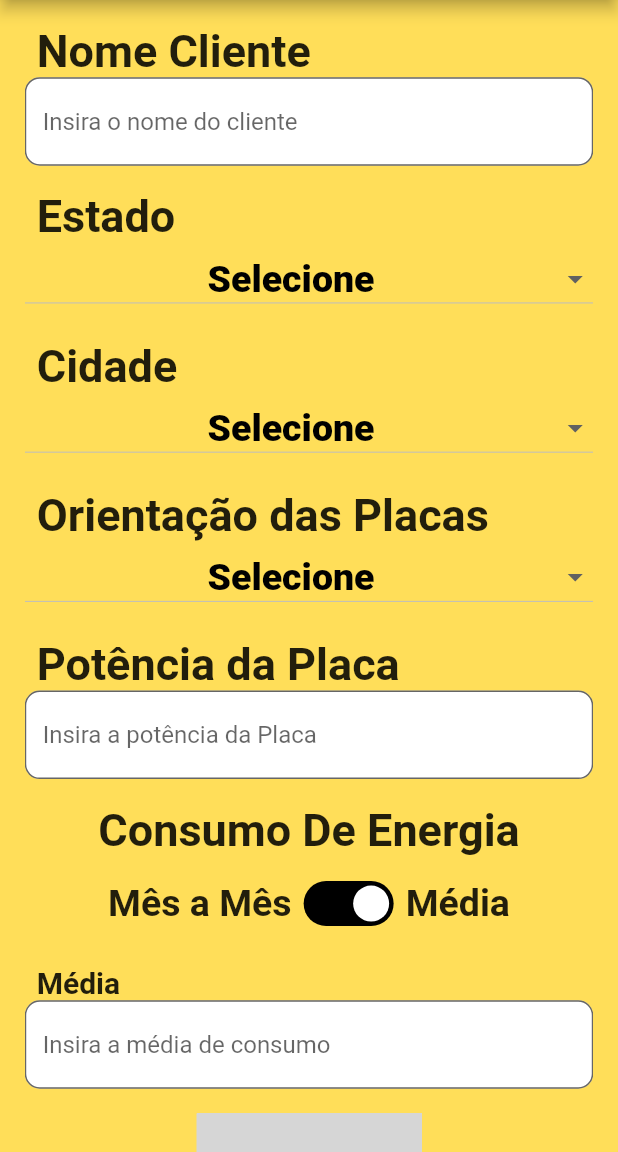
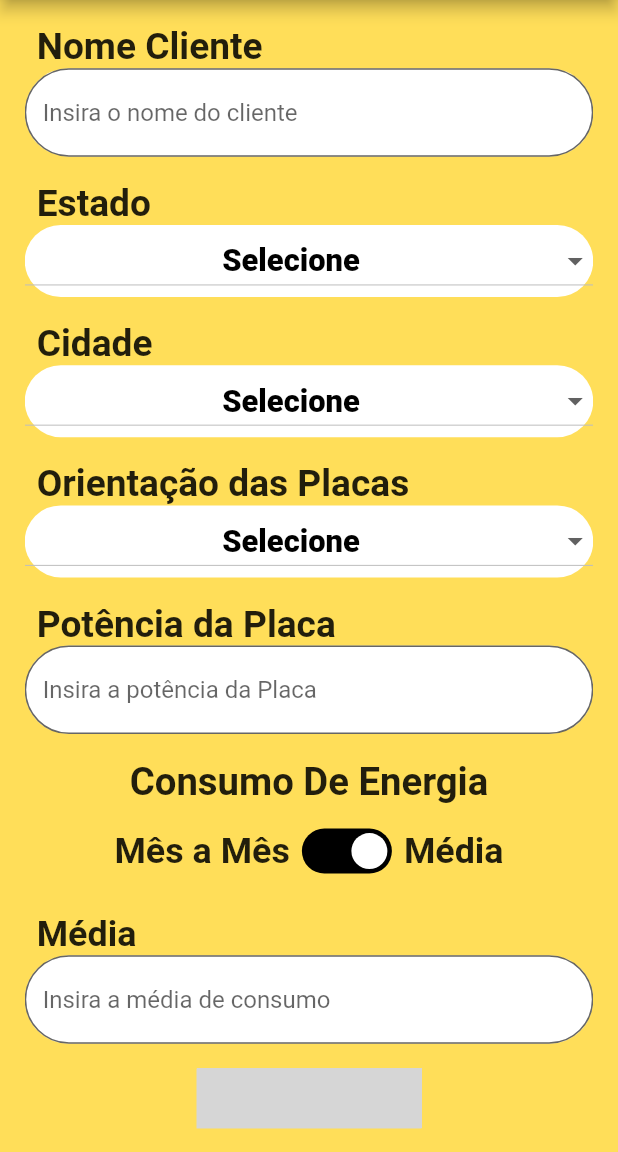
Before and after one commit to jameshirxlehor/sunLight, a Flutter app: the screen it shows after launch, after a tap on "Novo", on a phone screen of 412 x 824 dp, the part 84-1236 px from its top. Run offline on Flutter 3.47's test engine with Material 3 defaults, Android fonts, the phone set to English and light mode, and no system bars; our stand-ins replace card_swiper, sqflite; missing offline and left inert: easy_loading_button; accounts and stored records are empty; grey boxes are pictures that could not be loaded.

Commit message:
Colocando bordas arredondadas no Drop Donw Menu e também arredondando todos os campos

```diff
--- a/lib/pages/novoDimensionamento.dart
+++ b/lib/pages/novoDimensionamento.dart
@@ -72,15 +72,20 @@ class _NovoDimensionamentoState extends State<NovoDimensionamento> {
 
   _getDropDownMenuOrientacao(double altura) {
     List<String> items = ["Norte", "Sul", "Leste", "Oeste"];
-    return DropdownButton<String>(
+    return Container(
+      decoration: BoxDecoration(
+        borderRadius: BorderRadius.circular(25),
+        color: Colors.white,
+      ),
+      child: DropdownButton<String>(
         borderRadius: BorderRadius.circular(15),
         alignment: Alignment.center,
         focusColor: Colors.transparent,
         menuMaxHeight: altura*0.55,
-      hint: Text(dropDownMenuOrientacao,style: TextStyle(color: Colors.black)),
-      dropdownColor: Color.fromARGB(255, 255, 222, 89),
+        hint: Text(dropDownMenuOrientacao,style: const TextStyle(color: Colors.black)),
+        dropdownColor: Colors.white,
         isExpanded: true,
-      style: TextStyle(fontWeight: FontWeight.w800,fontSize: 25,color: Colors.black),
+        style: TextStyle(fontWeight: FontWeight.w800,fontSize: altura*0.025,color: Colors.black),
         items: [
           for (var item in items)
             DropdownMenuItem(
@@ -92,19 +97,25 @@ class _NovoDimensionamentoState extends State<NovoDimensionamento> {
           dropDownMenuOrientacao = selected.toString();
           setState(() {});
         },
+      ),
     );
   }
 
   _getDropDownMenuEstado(List<String> items, double altura) {
-    return DropdownButton<String>(
+    return Container(
+      decoration: BoxDecoration(
+        borderRadius: BorderRadius.circular(25),
+        color: Colors.white,
+      ),
+      child: DropdownButton<String>(
         borderRadius: BorderRadius.circular(15),
         alignment: Alignment.center,
         focusColor: Colors.transparent,
         menuMaxHeight: altura*0.55,
-      hint: Text(textoDropDownEstado,style: TextStyle(color: Colors.black)),
-      dropdownColor: Color.fromARGB(255, 255, 222, 89),
+        hint: Text(textoDropDownEstado,style: const TextStyle(color: Colors.black)),
+        dropdownColor: Colors.white,
         isExpanded: true,
-      style: TextStyle(fontWeight: FontWeight.w800,fontSize: 25,color: Colors.black),
+        style: TextStyle(fontWeight: FontWeight.w800,fontSize: altura*0.025,color: Colors.black),
         items: [
           for (var item in items)
             DropdownMenuItem(
@@ -116,19 +127,25 @@ class _NovoDimensionamentoState extends State<NovoDimensionamento> {
           textoDropDownEstado = selected.toString();
           setState(() {});
         },
+      ),
     );
   }
 
   _getDropDownMenuCidades(List<String> items, double altura) {
-    return DropdownButton<String>(
+    return Container(
+      decoration: BoxDecoration(
+        borderRadius: BorderRadius.circular(25),
+        color: Colors.white,
+      ),
+      child: DropdownButton<String>(
         borderRadius: BorderRadius.circular(15),
         alignment: Alignment.center,
         focusColor: Colors.transparent,
         menuMaxHeight: altura*0.55,
         hint: Text(textoDropDownCidade,style: TextStyle(color: Colors.black)),
-      dropdownColor: Color.fromARGB(255, 255, 222, 89),
+        dropdownColor: Colors.white,
         isExpanded: true,
-      style: TextStyle(fontWeight: FontWeight.w800,fontSize: 25,color: Colors.black),
+        style: TextStyle(fontWeight: FontWeight.w800,fontSize: altura*0.025,color: Colors.black),
         items: [
           for (var item in items)
             DropdownMenuItem(
@@ -140,6 +157,7 @@ class _NovoDimensionamentoState extends State<NovoDimensionamento> {
           textoDropDownCidade = selected.toString();
           setState(() {});
         },
+      ),
     );
   }
 
@@ -176,10 +194,10 @@ class _NovoDimensionamentoState extends State<NovoDimensionamento> {
         //errorText: "Campo Obrigatório",
         focusedBorder: OutlineInputBorder(
           borderSide: BorderSide(color: Colors.white),
-          borderRadius: BorderRadius.circular(10),
+          borderRadius: BorderRadius.circular(30),
         ),
         border: OutlineInputBorder(
-          borderRadius: BorderRadius.circular(10),
+          borderRadius: BorderRadius.circular(30),
         ),
       ),
       // Define o comportamento da label quando o campo está focado
@@ -194,11 +212,11 @@ class _NovoDimensionamentoState extends State<NovoDimensionamento> {
     );
   }
 
-  _getMedia() {
+  _getMedia(double altura) {
     return Column(
       children: [
         _getSizedBox(10),
-        _getTextTitulo("Média", 20),
+        _getTextTitulo("Média", altura * 0.029),
         _getTextFormFieldDados("Insira a média de consumo",
             controllerConsumoMedia, (p0) => null, TextInputType.number, "kWh")
       ],
@@ -206,98 +224,98 @@ class _NovoDimensionamentoState extends State<NovoDimensionamento> {
   }
 
   // _getTextFormFieldDados("Insira o consumo de janeiro", controllerConsumoMesJaneiro, (p0) => null, TextInputType.number);
-  _getMesAMes() {
+  _getMesAMes(double altura) {
     return Column(
       children: [
-        _getTextTitulo("Janeiro", 20),
+        _getTextTitulo("Janeiro", altura * 0.029),
         _getTextFormFieldDados(
             "Insira o consumo de janeiro",
             controllerConsumoMesJaneiro,
             (p0) => null,
             TextInputType.number,
             "kWh"),
-        _getSizedBox(10),
-        _getTextTitulo("Fevereiro", 20),
+        _getSizedBox(altura * 0.011),
+        _getTextTitulo("Fevereiro", altura * 0.029),
         _getTextFormFieldDados(
             "Insira o consumo de fevereiro",
             controllerConsumoMesFevereiro,
             (p0) => null,
             TextInputType.number,
             "kWh"),
-        _getSizedBox(10),
-        _getTextTitulo("Março", 20),
+        _getSizedBox(altura * 0.011),
+        _getTextTitulo("Março", altura * 0.029),
         _getTextFormFieldDados(
             "Insira o consumo de março",
             controllerConsumoMesMarco,
             (p0) => null,
             TextInputType.number,
             "kWh"),
-        _getSizedBox(10),
-        _getTextTitulo("Abril", 20),
+        _getSizedBox(altura * 0.011),
+        _getTextTitulo("Abril", altura * 0.029),
         _getTextFormFieldDados(
             "Insira o consumo de abril",
             controllerConsumoMesAbril,
             (p0) => null,
             TextInputType.number,
             "kWh"),
-        _getSizedBox(10),
-        _getTextTitulo("Maio", 20),
+        _getSizedBox(altura * 0.011),
+        _getTextTitulo("Maio", altura * 0.029),
         _getTextFormFieldDados(
             "Insira o consumo de maio",
             controllerConsumoMesMaio,
             (p0) => null,
             TextInputType.number,
             "kWh"),
-        _getSizedBox(10),
-        _getTextTitulo("Junho", 20),
+        _getSizedBox(altura * 0.011),
+        _getTextTitulo("Junho", altura * 0.029),
         _getTextFormFieldDados(
             "Insira o consumo de junho",
             controllerConsumoMesJunho,
             (p0) => null,
             TextInputType.number,
             "kWh"),
-        _getSizedBox(10),
-        _getTextTitulo("Julho", 20),
+        _getSizedBox(altura * 0.011),
+        _getTextTitulo("Julho", altura * 0.029),
         _getTextFormFieldDados(
             "Insira o consumo de julho",
             controllerConsumoMesJulho,
             (p0) => null,
             TextInputType.number,
             "kWh"),
-        _getSizedBox(10),
-        _getTextTitulo("Agosto", 20),
+        _getSizedBox(altura * 0.011),
+        _getTextTitulo("Agosto", altura * 0.029),
         _getTextFormFieldDados(
             "Insira o consumo de agosto",
             controllerConsumoMesAgosto,
             (p0) => null,
             TextInputType.number,
             "kWh"),
-        _getSizedBox(10),
-        _getTextTitulo("Setembro", 20),
+        _getSizedBox(altura * 0.011),
+        _getTextTitulo("Setembro", altura * 0.029),
         _getTextFormFieldDados(
             "Insira o consumo de setembro",
             controllerConsumoMesSetembro,
             (p0) => null,
             TextInputType.number,
             "kWh"),
-        _getSizedBox(10),
-        _getTextTitulo("Outubro", 20),
+        _getSizedBox(altura * 0.011),
+        _getTextTitulo("Outubro", altura * 0.029),
         _getTextFormFieldDados(
             "Insira o consumo de outubro",
             controllerConsumoMesOutubro,
             (p0) => null,
             TextInputType.number,
             "kWh"),
-        _getSizedBox(10),
-        _getTextTitulo("Novembro", 20),
+        _getSizedBox(altura * 0.011),
+        _getTextTitulo("Novembro", altura * 0.029),
         _getTextFormFieldDados(
             "Insira o consumo de novembro",
             controllerConsumoMesNovembro,
             (p0) => null,
             TextInputType.number,
             "kWh"),
-        _getSizedBox(10),
-        _getTextTitulo("Dezembro", 20),
+        _getSizedBox(altura * 0.011),
+        _getTextTitulo("Dezembro", altura * 0.029),
         _getTextFormFieldDados(
             "Insira o consumo de dezembro",
             controllerConsumoMesDezembro,
@@ -454,7 +472,7 @@ class _NovoDimensionamentoState extends State<NovoDimensionamento> {
         child: ListView(
           children: [
             _getSizedBox(_getAltura()),
-            _getTextTitulo("Nome Cliente", 30),
+            _getTextTitulo("Nome Cliente", altura * 0.03),
             _getTextFormFieldDados(
                 "Insira o nome do cliente",
                 controllerNomeCliente,
@@ -462,21 +480,21 @@ class _NovoDimensionamentoState extends State<NovoDimensionamento> {
                 TextInputType.emailAddress,
                 ""),
             _getSizedBox(_getAltura()),
-            _getTextTitulo("Estado", 30),
+            _getTextTitulo("Estado", altura * 0.03),
             _getDropDownMenuEstado(widget.estados,altura),
             // DropdownButton(items: listaEstados(), onChanged: _click()),
             // _getTextFormFieldDados("Insira o estado", controllerEstado,
             //     (p0) => null, TextInputType.emailAddress, ""),
             _getSizedBox(_getAltura()),
-            _getTextTitulo("Cidade", 30),
+            _getTextTitulo("Cidade", altura * 0.03),
             _getDropDownMenuCidades(textoDropDownEstado == 'Selecione' ? ['']:_getCidadesPorEstados(textoDropDownEstado, widget.infocidades),altura),
             // _getTextFormFieldDados("Insira a cidade", controllerCidade,
             //     (p0) => null, TextInputType.emailAddress, ""),
             _getSizedBox(_getAltura()),
-            _getTextTitulo("Orientação das Placas", 30),
+            _getTextTitulo("Orientação das Placas", altura * 0.03),
             _getDropDownMenuOrientacao(altura),
             _getSizedBox(_getAltura()),
-            _getTextTitulo("Potência da Placa", 30),
+            _getTextTitulo("Potência da Placa", altura * 0.03),
             _getTextFormFieldDados(
                 "Insira a potência da Placa",
                 controllerPotenciaPlaca,
@@ -487,20 +505,20 @@ class _NovoDimensionamentoState extends State<NovoDimensionamento> {
             Row(
               mainAxisAlignment: MainAxisAlignment.center,
               children: [
-                _getTextTitulo("Consumo De Energia", 30),
+                _getTextTitulo("Consumo De Energia", altura * 0.031),
               ],
             ),
             _getSizedBox(_getAltura()),
             Row(
               mainAxisAlignment: MainAxisAlignment.center,
               children: [
-                _getTextTitulo("Mês a Mês", 25),
+                _getTextTitulo("Mês a Mês", altura * 0.029),
                 StyledSwitch(onToggled: _onToggled),
-                _getTextTitulo("Média", 25),
+                _getTextTitulo("Média", altura * 0.029),
               ],
             ),
             _getSizedBox(_getAltura()),
-            mostrarConsumoMesAMes ? _getMesAMes() : _getMedia(),
+            mostrarConsumoMesAMes ? _getMesAMes(altura) : _getMedia(altura),
             _getSizedBox(_getAltura()),
             Row(
               mainAxisAlignment: MainAxisAlignment.center,
--- a/lib/pages/sobreDesenvolvedores.dart
+++ b/lib/pages/sobreDesenvolvedores.dart
@@ -109,7 +109,7 @@ class SobreDesenvolvedores extends StatelessWidget {
     return Scaffold(
       appBar: AppBar(
         title: const Text(
-          'Novo Dimensionamento',
+          'Sobre Desenvolvedores',
           style: TextStyle(
               color: Color.fromARGB(255, 255, 222, 89),
               fontWeight: FontWeight.w600,
```
Lines whose indentation alone changed are shown as unchanged.
